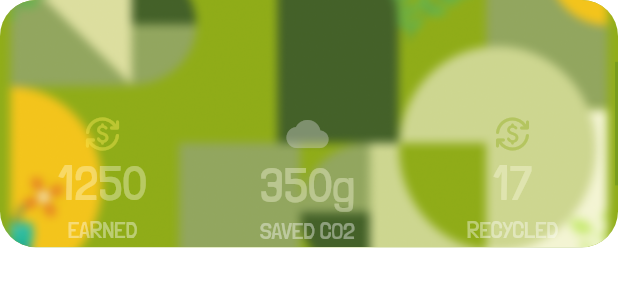
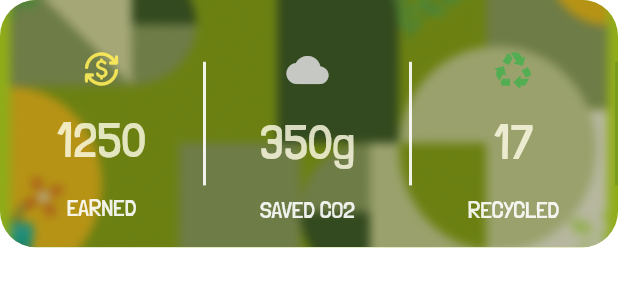
Before and after one commit to AMG2001/Green_Egypt, a Flutter app: the CardOfEarnedSavedRecycled widget shown alone on an empty page, opened directly, on a phone screen of 412 x 824 dp. Shown: the top 300 px of the screen. Run offline on Flutter 3.47's test engine with Material 2 defaults, Android fonts, the phone set to English and light mode, and no system bars; our stand-ins replace animated_splash_screen, animated_text_kit, badges, bottom_navy_bar, cached_network_image, cloud_firestore and 13 more; missing offline and left inert: flutter_facebook_auth, qr_code_scanner; accounts and stored records are empty; network calls fail; project files that could hold a hidden picture were left out.

Commit message:
main page done

```diff
--- a/green_egypt/lib/screens/home_page/home_page_components/card_of_earned_saved_recycled.dart
+++ b/green_egypt/lib/screens/home_page/home_page_components/card_of_earned_saved_recycled.dart
@@ -36,6 +36,16 @@ class CardOfEarnedSavedRecycled extends StatelessWidget {
                   detailValue: '1250',
                   detailTitle: 'EARNED',
                   animationMilliSeconds: 500),
+              Column(
+                mainAxisAlignment: MainAxisAlignment.center,
+                children: [
+                  Container(
+                    width: 2,
+                    height: Dimensions.height * .1,
+                    color: Colors.white.withOpacity(.9),
+                  )
+                ],
+              ),
               UserDetailColumn(
                   icon: Icon(
                     Icons.cloud,
@@ -45,9 +55,21 @@ class CardOfEarnedSavedRecycled extends StatelessWidget {
                   detailValue: '350g',
                   detailTitle: 'SAVED CO2',
                   animationMilliSeconds: 500),
+              Column(
+                mainAxisAlignment: MainAxisAlignment.center,
+                children: [
+                  Container(
+                    width: 2,
+                    height: Dimensions.height * .1,
+                    color: Colors.white.withOpacity(.9),
+                  )
+                ],
+              ),
               UserDetailColumn(
                   icon: Icon(
-                    Icons.currency_exchange_rounded,
+                    Icons.recycling_outlined,
+                    color: Colors.green,
+                    size: 28,
                   ),
                   detailValue: '17',
                   detailTitle: 'RECYCLED',
--- a/green_egypt/lib/screens/home_page/home_page_components/home_page_animations_controller.dart
+++ b/green_egypt/lib/screens/home_page/home_page_components/home_page_animations_controller.dart
@@ -10,7 +10,7 @@ class HomePageAnimationsController extends GetxController {
 
   void decreaseWasteCategoriesListAnimatedContainerWidth() {
     Timer(
-      Duration(milliseconds: 1500),
+      Duration(milliseconds: 1000),
       () {
         wasteCategoriesListAnimatedContainerWidth = 0.0;
         update();
@@ -19,7 +19,7 @@ class HomePageAnimationsController extends GetxController {
   }
 
   void decreaseAnimaredContainerSize() {
-    Timer(Duration(milliseconds:1500), () {
+    Timer(Duration(milliseconds: 1000), () {
       animatedContainerHeight = 0;
       update();
     });
@@ -27,7 +27,7 @@ class HomePageAnimationsController extends GetxController {
 
   void removeHidden() {
     Timer(
-      Duration(milliseconds: 1500),
+      Duration(milliseconds: 1000),
       () {
         itemOpacity = 1.0;
         update();
--- a/green_egypt/lib/screens/login_screen/login_page_components/login_page_buttons/google_signin_button.dart
+++ b/green_egypt/lib/screens/login_screen/login_page_components/login_page_buttons/google_signin_button.dart
@@ -40,8 +40,9 @@ class GoogleSignInButton extends StatelessWidget {
           /**
            * First Fetch data from online Firestore
            */
-          await FirebaseCustomServices.signInWithGoogle();
+          await FirebaseCustomServices.signInWithGoogle(context);
         } catch (e) {
+          print(e);
           CustomToast.showRedToast(messsage: e.toString());
         }
       },
--- a/green_egypt/lib/screens/start_screen/start_screen.dart
+++ b/green_egypt/lib/screens/start_screen/start_screen.dart
@@ -95,7 +95,7 @@ class StartScreen extends StatelessWidget {
                     children: [
                       Text(
                         "Register",
-                        style: TextStyle(color: Colors.black),
+                        style: TextStyle(color: Colors.white),
                       ),
                       SizedBox(
                         width: 12,
```
Also changed, not shown: green_egypt/lib/screens/login_screen/login_page_components/login_page_buttons/facebook_login_button.dart (+3 -4 lines), green_egypt/lib/services/firebase_services/firebase_services.dart (+33 -4 lines), green_egypt/assets/images/main_page_images/card_background.png, green_egypt/assets/images/more_page_background.png (deleted), green_egypt/assets/images/start_screen_images/start_screen_background_light.png (deleted), green_egypt/flutter_01.png (added), green_egypt/lib/firebase_options.dart, 3 other files.
